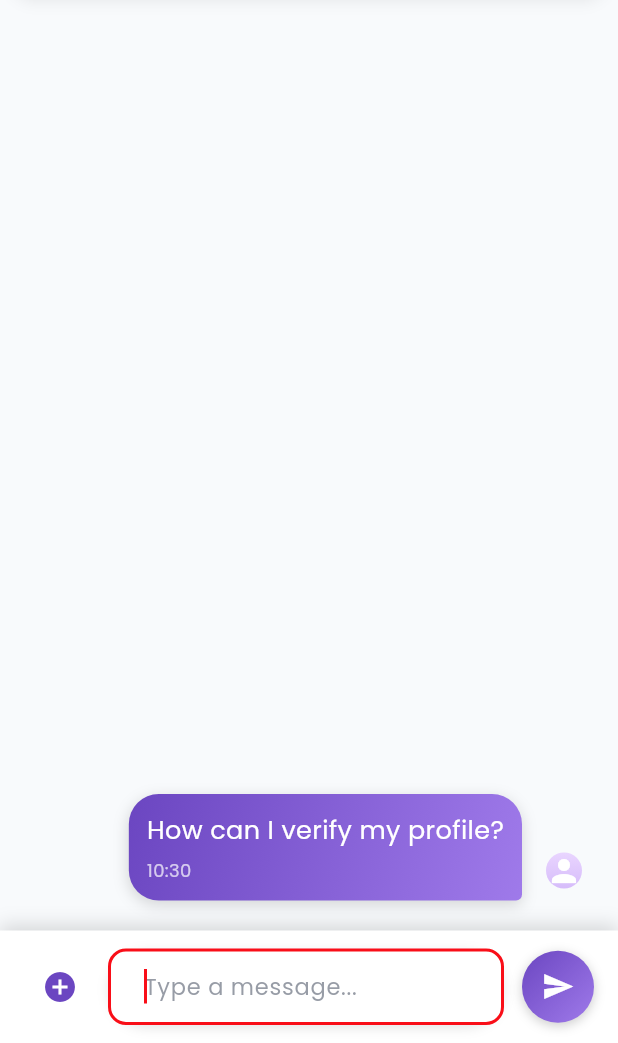
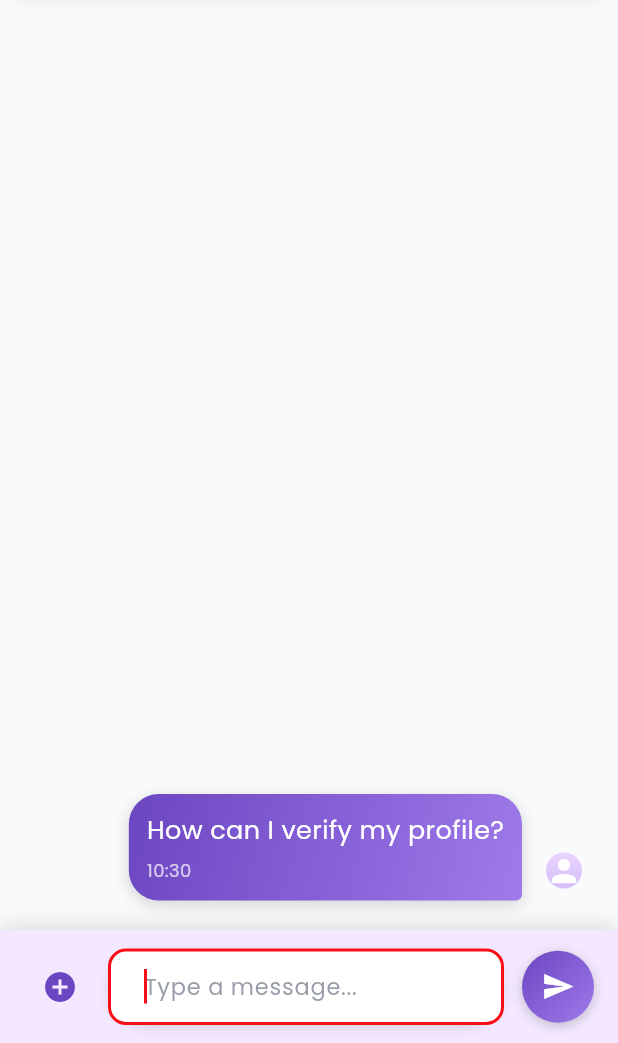
Before and after one commit to marriagestationpvtltd-lang/maapk, a Flutter app: the AdminChatScreen screen opened directly with empty values, after a tap on "How can I verify my profile?", on a phone screen of 412 x 824 dp, the part 193-1236 px from its top. Run offline on Flutter 3.47's test engine with Material 3 defaults, Android fonts, the phone set to English and light mode, and no system bars; our stand-ins replace audioplayers, cached_network_image, cloud_firestore, connectivity_plus, country_code_picker, file_picker and 15 more; missing offline and left inert: agora_rtc_engine; accounts and stored records are empty.

Commit message:
Change admin chat input bar background to light purple tint for better visual separation
Agent-Logs-Url: https://github.com/marriagestationpvtltd-lang/maapk/sessions/82edb0d5-1db1-4553-9798-e44838abaa46

Co-authored-by: marriagestationpvtltd-lang <254104945+marriagestationpvtltd-lang@users.noreply.github.com>

```diff
--- a/msfinal/lib/Chat/adminchat.dart
+++ b/msfinal/lib/Chat/adminchat.dart
@@ -1422,10 +1422,10 @@ class _AdminChatScreenState extends State<AdminChatScreen> {
     return Container(
       padding: const EdgeInsets.symmetric(horizontal: 16, vertical: 12),
       decoration: BoxDecoration(
-        color: Colors.white,
+        color: const Color(0xFFF3E8FF),
         boxShadow: [
           BoxShadow(
-            color: Colors.black.withOpacity(0.15),
+            color: Colors.black.withOpacity(0.12),
             blurRadius: 10,
             offset: const Offset(0, -3),
           )
```
